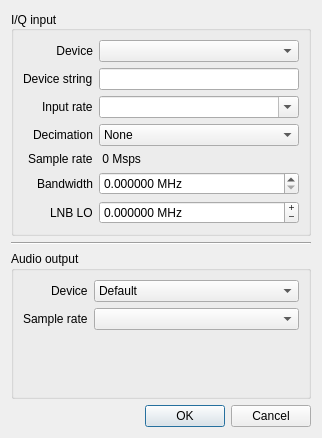
Before: the Qt Designer form src/qtgui/ioconfig.ui in vladisslav2011/gqrx, drawn with Qt 5.
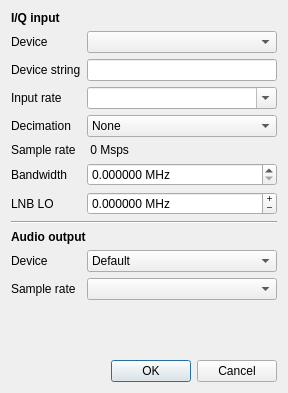
After: the same form once the commit is applied. Icons and pictures are not drawn.

Commit message: ui_builder: prepare io_config

Diff of the .ui file:
```diff
--- a/src/qtgui/ioconfig.ui
+++ b/src/qtgui/ioconfig.ui
@@ -6,8 +6,8 @@
    <rect>
     <x>0</x>
     <y>0</y>
-    <width>322</width>
-    <height>438</height>
+    <width>288</width>
+    <height>393</height>
    </rect>
   </property>
   <property name="windowTitle">
@@ -17,91 +17,15 @@
    <iconset resource="../../resources/icons.qrc">
     <normaloff>:/icons/icons/flash.svg</normaloff>:/icons/icons/flash.svg</iconset>
   </property>
-  <layout class="QVBoxLayout" name="verticalLayout">
-   <item>
-    <widget class="QGroupBox" name="groupBoxInput">
-     <property name="font">
-      <font>
-       <weight>50</weight>
-       <bold>false</bold>
-      </font>
-     </property>
-     <property name="title">
-      <string>I/Q input</string>
-     </property>
-     <property name="alignment">
-      <set>Qt::AlignLeading|Qt::AlignLeft|Qt::AlignVCenter</set>
-     </property>
-     <property name="flat">
-      <bool>false</bool>
-     </property>
-     <layout class="QFormLayout" name="formLayout">
-      <property name="fieldGrowthPolicy">
-       <enum>QFormLayout::AllNonFixedFieldsGrow</enum>
-      </property>
-      <property name="labelAlignment">
-       <set>Qt::AlignRight|Qt::AlignTrailing|Qt::AlignVCenter</set>
-      </property>
-      <item row="0" column="0">
-       <widget class="QLabel" name="inDevLabel1">
-        <property name="sizePolicy">
-         <sizepolicy hsizetype="Preferred" vsizetype="Preferred">
-          <horstretch>0</horstretch>
-          <verstretch>0</verstretch>
-         </sizepolicy>
-        </property>
+  <layout class="QGridLayout" name="gridLayout">
+   <item row="11" column="0" alignment="Qt::AlignLeft">
+    <widget class="QLabel" name="outDevLabel">
         <property name="text">
          <string>Device</string>
         </property>
-        <property name="alignment">
-         <set>Qt::AlignRight|Qt::AlignTrailing|Qt::AlignVCenter</set>
-        </property>
-       </widget>
-      </item>
-      <item row="0" column="1">
-       <widget class="QComboBox" name="inDevCombo">
-        <property name="enabled">
-         <bool>true</bool>
-        </property>
-        <property name="toolTip">
-         <string>Select an input device</string>
-        </property>
-        <property name="sizeAdjustPolicy">
-         <enum>QComboBox::AdjustToContents</enum>
-        </property>
-        <property name="minimumContentsLength">
-         <number>15</number>
-        </property>
-       </widget>
-      </item>
-      <item row="1" column="0">
-       <widget class="QLabel" name="inDevLabel2">
-        <property name="toolTip">
-         <string>Device arguments</string>
-        </property>
-        <property name="text">
-         <string>Device string</string>
-        </property>
-       </widget>
-      </item>
-      <item row="2" column="0">
-       <widget class="QLabel" name="inSrLabel">
-        <property name="text">
-         <string>Input rate</string>
-        </property>
-       </widget>
-      </item>
-      <item row="2" column="1">
-       <widget class="QComboBox" name="inSrCombo">
-        <property name="toolTip">
-         <string>Select the sample rate of the input source</string>
-        </property>
-        <property name="editable">
-         <bool>true</bool>
-        </property>
-       </widget>
-      </item>
-      <item row="6" column="0">
+    </widget>
+   </item>
+   <item row="8" column="0" alignment="Qt::AlignLeft">
        <widget class="QLabel" name="loLabel">
         <property name="toolTip">
          <string>LNB LO frequency. Use negative frequency for upconverters.</string>
@@ -111,76 +35,43 @@
         </property>
        </widget>
       </item>
-      <item row="6" column="1">
-       <widget class="QDoubleSpinBox" name="loSpinBox">
-        <property name="toolTip">
-         <string>LNB LO frequency. Use negative frequency for upconverters.</string>
-        </property>
-        <property name="buttonSymbols">
-         <enum>QAbstractSpinBox::PlusMinus</enum>
-        </property>
-        <property name="suffix">
-         <string> MHz</string>
-        </property>
-        <property name="decimals">
-         <number>6</number>
-        </property>
-        <property name="minimum">
-         <double>-500000.000000000000000</double>
-        </property>
-        <property name="maximum">
-         <double>500000.000000000000000</double>
-        </property>
-       </widget>
-      </item>
-      <item row="1" column="1">
-       <widget class="QLineEdit" name="inDevEdit">
-        <property name="toolTip">
-         <string>&lt;html&gt;&lt;head/&gt;&lt;body&gt;&lt;p&gt;The device argument is a delimited string used to locate devices on your system. Use the device id or name (if applicable) to specify a certain device or list of devices. If left blank, the first device found will be used.&lt;/p&gt;&lt;p&gt;Examples (some arguments may be optional):&lt;/p&gt;&lt;p&gt;fcd=0&lt;br/&gt;rtl=0&lt;br/&gt;rtl=0,rtl_xtal=28.80001e6,tuner_xtal=26e6,buffers=64 ...&lt;br/&gt;rtl_tcp=127.0.0.1:1234,psize=16384&lt;br/&gt;plutosdr,uri=usb:6.36.5&lt;br/&gt;file=/path/to/file.ext,freq=428e6,rate=1e6,repeat=true,throttle=true ... &lt;/p&gt;&lt;p&gt;You can test the device strings in gnuradio-companion.&lt;/p&gt;&lt;/body&gt;&lt;/html&gt;</string>
-        </property>
-        <property name="text">
-         <string/>
-        </property>
-       </widget>
-      </item>
       <item row="5" column="1">
-       <widget class="QDoubleSpinBox" name="bwSpinBox">
-        <property name="toolTip">
-         <string>Analog bandwidth (leave at 0 for default)</string>
-        </property>
-        <property name="suffix">
-         <string> MHz</string>
-        </property>
-        <property name="decimals">
-         <number>6</number>
-        </property>
-        <property name="maximum">
-         <double>100.000000000000000</double>
-        </property>
-        <property name="singleStep">
-         <double>0.100000000000000</double>
-        </property>
-       </widget>
-      </item>
-      <item row="5" column="0">
-       <widget class="QLabel" name="bwLabel">
+    <widget class="QLabel" name="sampRateLabel">
+     <property name="sizePolicy">
+      <sizepolicy hsizetype="MinimumExpanding" vsizetype="Preferred">
+       <horstretch>0</horstretch>
+       <verstretch>0</verstretch>
+      </sizepolicy>
+     </property>
+     <property name="font">
+      <font>
+       <weight>50</weight>
+       <bold>false</bold>
+      </font>
+     </property>
         <property name="toolTip">
          <string>Analog bandwidth (leave at 0 for default)</string>
         </property>
         <property name="text">
-         <string>Bandwidth</string>
+      <string> 0 Msps</string>
         </property>
        </widget>
       </item>
-      <item row="3" column="0">
-       <widget class="QLabel" name="label">
-        <property name="text">
-         <string>Decimation</string>
+   <item row="12" column="1">
+    <widget class="QComboBox" name="outSrCombo">
+     <property name="toolTip">
+      <string>Select the audio sample rate</string>
         </property>
        </widget>
       </item>
-      <item row="3" column="1">
+   <item row="4" column="1">
        <widget class="QComboBox" name="decimCombo">
+     <property name="sizePolicy">
+      <sizepolicy hsizetype="MinimumExpanding" vsizetype="Fixed">
+       <horstretch>0</horstretch>
+       <verstretch>0</verstretch>
+      </sizepolicy>
+     </property>
         <property name="toolTip">
          <string>Input decimation</string>
         </property>
@@ -236,56 +127,82 @@
         </item>
        </widget>
       </item>
-      <item row="4" column="0">
+   <item row="0" column="0" colspan="2">
+    <widget class="QLabel" name="label_3">
+     <property name="font">
+      <font>
+       <weight>75</weight>
+       <bold>true</bold>
+      </font>
+     </property>
+     <property name="text">
+      <string>I/Q input</string>
+     </property>
+    </widget>
+   </item>
+   <item row="5" column="0" alignment="Qt::AlignLeft">
        <widget class="QLabel" name="label_2">
         <property name="text">
          <string>Sample rate</string>
         </property>
        </widget>
       </item>
-      <item row="4" column="1">
-       <widget class="QLabel" name="sampRateLabel">
-        <property name="font">
-         <font>
-          <weight>50</weight>
-          <bold>false</bold>
-         </font>
-        </property>
+   <item row="2" column="0" alignment="Qt::AlignLeft">
+    <widget class="QLabel" name="inDevLabel2">
         <property name="toolTip">
          <string>The sample rate after decimation</string>
         </property>
         <property name="text">
-         <string> 0 Msps</string>
+      <string>Device string</string>
         </property>
        </widget>
       </item>
-     </layout>
-    </widget>
-   </item>
-   <item>
-    <widget class="Line" name="line">
-     <property name="orientation">
-      <enum>Qt::Horizontal</enum>
+   <item row="1" column="0" alignment="Qt::AlignLeft">
+    <widget class="QLabel" name="inDevLabel1">
+     <property name="sizePolicy">
+      <sizepolicy hsizetype="Preferred" vsizetype="Preferred">
+       <horstretch>0</horstretch>
+       <verstretch>0</verstretch>
+      </sizepolicy>
      </property>
-    </widget>
-   </item>
-   <item>
-    <widget class="QGroupBox" name="groupBoxOutput">
-     <property name="title">
-      <string>Audio output</string>
-     </property>
-     <layout class="QFormLayout" name="formLayout_2">
-      <property name="labelAlignment">
-       <set>Qt::AlignRight|Qt::AlignTrailing|Qt::AlignVCenter</set>
-      </property>
-      <item row="0" column="0">
-       <widget class="QLabel" name="outDevLabel">
         <property name="text">
          <string>Device</string>
         </property>
-       </widget>
-      </item>
-      <item row="0" column="1">
+     <property name="alignment">
+      <set>Qt::AlignLeading|Qt::AlignLeft|Qt::AlignVCenter</set>
+     </property>
+    </widget>
+   </item>
+   <item row="3" column="0" alignment="Qt::AlignLeft">
+    <widget class="QLabel" name="inSrLabel">
+     <property name="text">
+      <string>Input rate</string>
+     </property>
+    </widget>
+   </item>
+   <item row="8" column="1">
+    <widget class="QDoubleSpinBox" name="loSpinBox">
+     <property name="toolTip">
+      <string>LNB LO frequency. Use negative frequency for upconverters.</string>
+     </property>
+     <property name="buttonSymbols">
+      <enum>QAbstractSpinBox::PlusMinus</enum>
+     </property>
+     <property name="suffix">
+      <string> MHz</string>
+     </property>
+     <property name="decimals">
+      <number>6</number>
+     </property>
+     <property name="minimum">
+      <double>-500000.000000000000000</double>
+     </property>
+     <property name="maximum">
+      <double>500000.000000000000000</double>
+     </property>
+    </widget>
+   </item>
+   <item row="11" column="1">
        <widget class="QComboBox" name="outDevCombo">
         <property name="toolTip">
          <string>Select which device to use for audio output.
@@ -304,24 +221,108 @@
         </item>
        </widget>
       </item>
-      <item row="1" column="0">
+   <item row="9" column="0" colspan="2">
+    <widget class="Line" name="line">
+     <property name="orientation">
+      <enum>Qt::Horizontal</enum>
+     </property>
+    </widget>
+   </item>
+   <item row="4" column="0" alignment="Qt::AlignLeft">
+    <widget class="QLabel" name="label">
+     <property name="text">
+      <string>Decimation</string>
+     </property>
+    </widget>
+   </item>
+   <item row="2" column="1">
+    <widget class="QLineEdit" name="inDevEdit">
+     <property name="sizePolicy">
+      <sizepolicy hsizetype="MinimumExpanding" vsizetype="Fixed">
+       <horstretch>0</horstretch>
+       <verstretch>0</verstretch>
+      </sizepolicy>
+     </property>
+     <property name="toolTip">
+      <string>&lt;html&gt;&lt;head/&gt;&lt;body&gt;&lt;p&gt;The device argument is a delimited string used to locate devices on your system. Use the device id or name (if applicable) to specify a certain device or list of devices. If left blank, the first device found will be used.&lt;/p&gt;&lt;p&gt;Examples (some arguments may be optional):&lt;/p&gt;&lt;p&gt;fcd=0&lt;br/&gt;rtl=0&lt;br/&gt;rtl=0,rtl_xtal=28.80001e6,tuner_xtal=26e6,buffers=64 ...&lt;br/&gt;rtl_tcp=127.0.0.1:1234,psize=16384&lt;br/&gt;plutosdr,uri=usb:6.36.5&lt;br/&gt;file=/path/to/file.ext,freq=428e6,rate=1e6,repeat=true,throttle=true ... &lt;/p&gt;&lt;p&gt;You can test the device strings in gnuradio-companion.&lt;/p&gt;&lt;/body&gt;&lt;/html&gt;</string>
+     </property>
+     <property name="text">
+      <string/>
+     </property>
+    </widget>
+   </item>
+   <item row="6" column="0" alignment="Qt::AlignLeft">
+    <widget class="QLabel" name="bwLabel">
+     <property name="toolTip">
+      <string>Analog bandwidth (leave at 0 for default)</string>
+     </property>
+     <property name="text">
+      <string>Bandwidth</string>
+     </property>
+    </widget>
+   </item>
+   <item row="12" column="0" alignment="Qt::AlignLeft">
        <widget class="QLabel" name="outSrLabel">
         <property name="text">
          <string>Sample rate</string>
         </property>
        </widget>
       </item>
+   <item row="10" column="0" colspan="2">
+    <widget class="QLabel" name="label_4">
+     <property name="font">
+      <font>
+       <weight>75</weight>
+       <bold>true</bold>
+      </font>
+     </property>
+     <property name="text">
+      <string>Audio output</string>
+     </property>
+    </widget>
+   </item>
+   <item row="6" column="1">
+    <widget class="QDoubleSpinBox" name="bwSpinBox">
+     <property name="toolTip">
+      <string>Analog bandwidth (leave at 0 for default)</string>
+     </property>
+     <property name="suffix">
+      <string> MHz</string>
+     </property>
+     <property name="decimals">
+      <number>6</number>
+     </property>
+     <property name="maximum">
+      <double>100.000000000000000</double>
+     </property>
+     <property name="singleStep">
+      <double>0.100000000000000</double>
+     </property>
+    </widget>
+   </item>
       <item row="1" column="1">
-       <widget class="QComboBox" name="outSrCombo">
+    <widget class="QComboBox" name="inDevCombo">
+     <property name="enabled">
+      <bool>true</bool>
+     </property>
+     <property name="sizePolicy">
+      <sizepolicy hsizetype="MinimumExpanding" vsizetype="Fixed">
+       <horstretch>0</horstretch>
+       <verstretch>0</verstretch>
+      </sizepolicy>
+     </property>
         <property name="toolTip">
-         <string>Select the audio sample rate</string>
-        </property>
-       </widget>
-      </item>
-     </layout>
-    </widget>
-   </item>
-   <item>
+      <string>Select an input device</string>
+     </property>
+     <property name="sizeAdjustPolicy">
+      <enum>QComboBox::AdjustToContents</enum>
+     </property>
+     <property name="minimumContentsLength">
+      <number>15</number>
+     </property>
+    </widget>
+   </item>
+   <item row="14" column="0" colspan="2">
     <widget class="QDialogButtonBox" name="buttonBox">
      <property name="orientation">
       <enum>Qt::Horizontal</enum>
@@ -331,6 +332,35 @@
      </property>
     </widget>
    </item>
+   <item row="3" column="1">
+    <widget class="QComboBox" name="inSrCombo">
+     <property name="sizePolicy">
+      <sizepolicy hsizetype="MinimumExpanding" vsizetype="Fixed">
+       <horstretch>0</horstretch>
+       <verstretch>0</verstretch>
+      </sizepolicy>
+     </property>
+     <property name="toolTip">
+      <string>Select the sample rate of the input source</string>
+     </property>
+     <property name="editable">
+      <bool>true</bool>
+     </property>
+    </widget>
+   </item>
+   <item row="13" column="0" colspan="2">
+    <spacer name="verticalSpacer">
+     <property name="orientation">
+      <enum>Qt::Vertical</enum>
+     </property>
+     <property name="sizeHint" stdset="0">
+      <size>
+       <width>20</width>
+       <height>40</height>
+      </size>
+     </property>
+    </spacer>
+   </item>
   </layout>
  </widget>
  <tabstops>
```
Left out of the diff: 14 changed lines with no effect on the pictures. Lines whose indentation alone changed are shown as unchanged.
